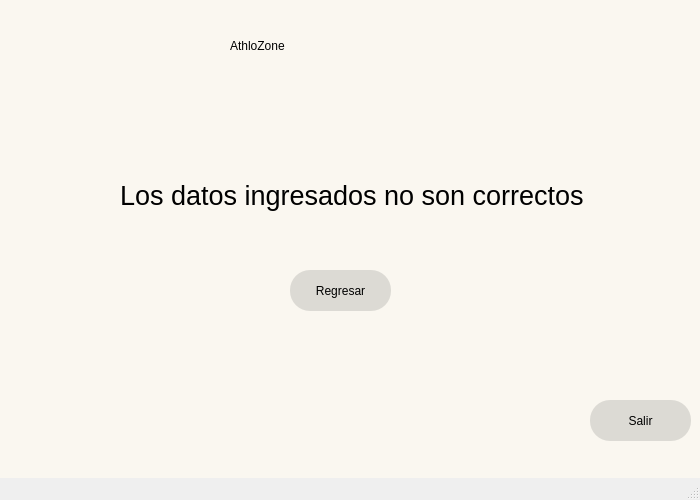
Above: ProgramandoInterfaz/ventanaLogin/ventanaLogin2-inicioIncorrecto.ui from athlozone/Proyecto-Final before the change. Below: the same form after it.
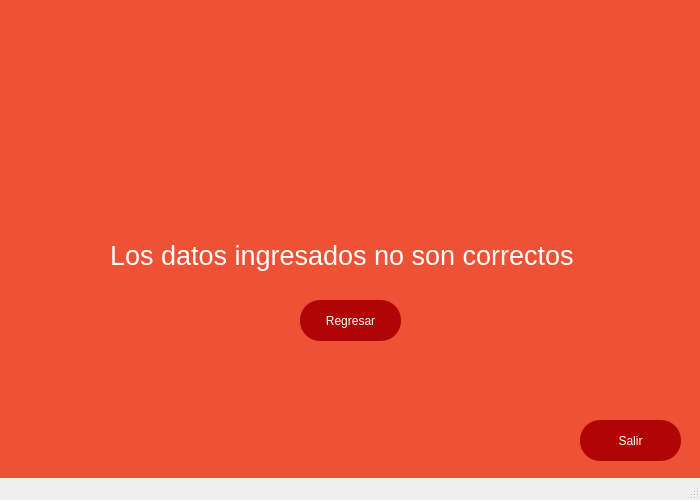
That is the form after the change. Icons and pictures are not drawn.

Commit message: Se creo las interfaces de inicio de sesion, error en loginy menu de opciones

Diff of the .ui file:
```diff
--- a/ProgramandoInterfaz/ventanaLogin/ventanaLogin2-inicioIncorrecto.ui
+++ b/ProgramandoInterfaz/ventanaLogin/ventanaLogin2-inicioIncorrecto.ui
@@ -27,39 +27,22 @@
   </property>
   <property name="styleSheet">
    <string notr="true">QWidget#centralwidget{
-background-color: #FAF7F0;
+background-color: rgb(239, 81, 52);
 }</string>
   </property>
   <widget class="QWidget" name="centralwidget">
-   <widget class="QLabel" name="label">
-    <property name="geometry">
-     <rect>
-      <x>230</x>
-      <y>0</y>
-      <width>241</width>
-      <height>91</height>
-     </rect>
-    </property>
-    <property name="styleSheet">
-     <string notr="true">font: 36pt &quot;Franklin Gothic Demi Cond&quot;;
-</string>
-    </property>
-    <property name="text">
-     <string>AthloZone</string>
-    </property>
-   </widget>
    <widget class="QLabel" name="label_2">
     <property name="geometry">
      <rect>
-      <x>120</x>
-      <y>140</y>
+      <x>110</x>
+      <y>200</y>
       <width>481</width>
       <height>111</height>
      </rect>
     </property>
     <property name="styleSheet">
      <string notr="true">font: 16pt &quot;Franklin Gothic Demi Cond&quot;;
-</string>
+color: white;</string>
     </property>
     <property name="text">
      <string>&lt;html&gt;&lt;head/&gt;&lt;body&gt;&lt;p&gt;&lt;span style=&quot; font-size:20pt;&quot;&gt;Los datos ingresados no son correctos&lt;/span&gt;&lt;/p&gt;&lt;/body&gt;&lt;/html&gt;</string>
@@ -68,16 +51,17 @@
    <widget class="QPushButton" name="pushButton_3">
     <property name="geometry">
      <rect>
-      <x>590</x>
-      <y>400</y>
+      <x>580</x>
+      <y>420</y>
       <width>101</width>
       <height>41</height>
      </rect>
     </property>
     <property name="styleSheet">
-     <string notr="true">background-color: rgb(220, 218, 212);
+     <string notr="true">background-color: rgb(177, 5, 5);
 font: 9pt &quot;MS Shell Dlg 2&quot;;
 border-radius: 20px;
+color: white
 </string>
     </property>
     <property name="text">
@@ -87,32 +71,42 @@
    <widget class="QPushButton" name="pushButton_4">
     <property name="geometry">
      <rect>
-      <x>290</x>
-      <y>270</y>
+      <x>300</x>
+      <y>300</y>
       <width>101</width>
       <height>41</height>
      </rect>
     </property>
     <property name="styleSheet">
-     <string notr="true">background-color: rgb(220, 218, 212);
+     <string notr="true">background-color: rgb(177, 5, 5);
 font: 9pt &quot;MS Shell Dlg 2&quot;;
 border-radius: 20px;
+color: white
 </string>
     </property>
     <property name="text">
      <string>Regresar</string>
     </property>
    </widget>
-  </widget>
-  <widget class="QMenuBar" name="menubar">
-   <property name="geometry">
-    <rect>
-     <x>0</x>
-     <y>0</y>
-     <width>700</width>
-     <height>26</height>
-    </rect>
-   </property>
+   <widget class="QLabel" name="label">
+    <property name="geometry">
+     <rect>
+      <x>260</x>
+      <y>50</y>
+      <width>191</width>
+      <height>171</height>
+     </rect>
+    </property>
+    <property name="text">
+     <string/>
+    </property>
+    <property name="pixmap">
+     <pixmap>../logoAthloZone.png</pixmap>
+    </property>
+    <property name="scaledContents">
+     <bool>true</bool>
+    </property>
+   </widget>
   </widget>
   <widget class="QStatusBar" name="statusbar"/>
  </widget>
```
Left out of the diff: 6 changed lines with no effect on the pictures. The commit also changes 25 other files.
